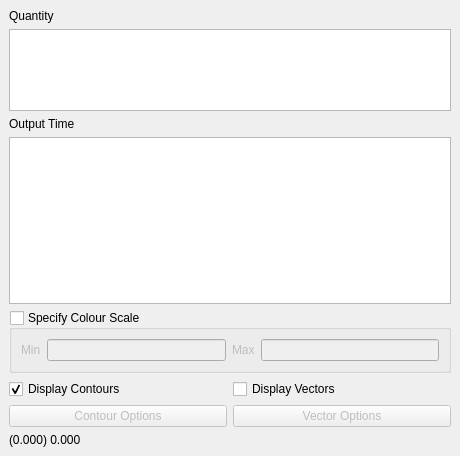
Old version of the form qgis_plugin/crayfish_viewer_dock_widget.ui in the repository lutraconsulting/qgis-crayfish-plugin.
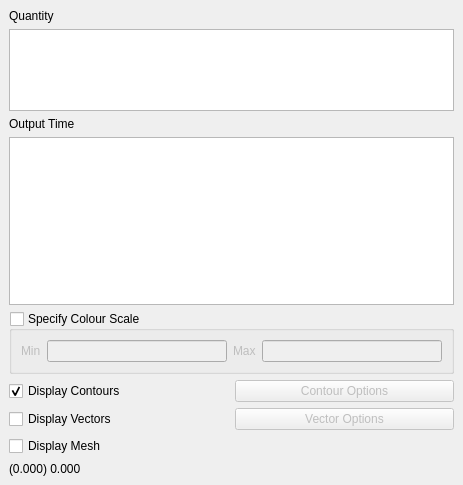
New version of the form.

Commit message: Added optional rendering of mesh as a wireframe

```diff
--- a/qgis_plugin/crayfish_viewer_dock_widget.ui
+++ b/qgis_plugin/crayfish_viewer_dock_widget.ui
@@ -6,8 +6,8 @@
    <rect>
     <x>0</x>
     <y>0</y>
-    <width>460</width>
-    <height>456</height>
+    <width>463</width>
+    <height>485</height>
    </rect>
   </property>
   <property name="windowTitle">
@@ -109,7 +109,7 @@
       </item>
       <item>
        <layout class="QGridLayout" name="gridLayout_3">
-        <item row="1" column="0">
+        <item row="0" column="1">
          <widget class="QPushButton" name="contourOptionsPushButton">
           <property name="enabled">
            <bool>false</bool>
@@ -119,13 +119,10 @@
           </property>
          </widget>
         </item>
-        <item row="1" column="1">
-         <widget class="QPushButton" name="vectorOptionsPushButton">
-          <property name="enabled">
-           <bool>false</bool>
-          </property>
+        <item row="1" column="0">
+         <widget class="QCheckBox" name="displayVectorsCheckBox">
           <property name="text">
-           <string>Vector Options</string>
+           <string>Display Vectors</string>
           </property>
          </widget>
         </item>
@@ -139,10 +136,20 @@
           </property>
          </widget>
         </item>
-        <item row="0" column="1">
-         <widget class="QCheckBox" name="displayVectorsCheckBox">
+        <item row="1" column="1">
+         <widget class="QPushButton" name="vectorOptionsPushButton">
+          <property name="enabled">
+           <bool>false</bool>
+          </property>
           <property name="text">
-           <string>Display Vectors</string>
+           <string>Vector Options</string>
+          </property>
+         </widget>
+        </item>
+        <item row="2" column="0">
+         <widget class="QCheckBox" name="displayMeshCheckBox">
+          <property name="text">
+           <string>Display Mesh</string>
           </property>
          </widget>
         </item>
```
Left out of the diff: 21 changed lines with no effect on the pictures. The commit also changes 7 other files.
